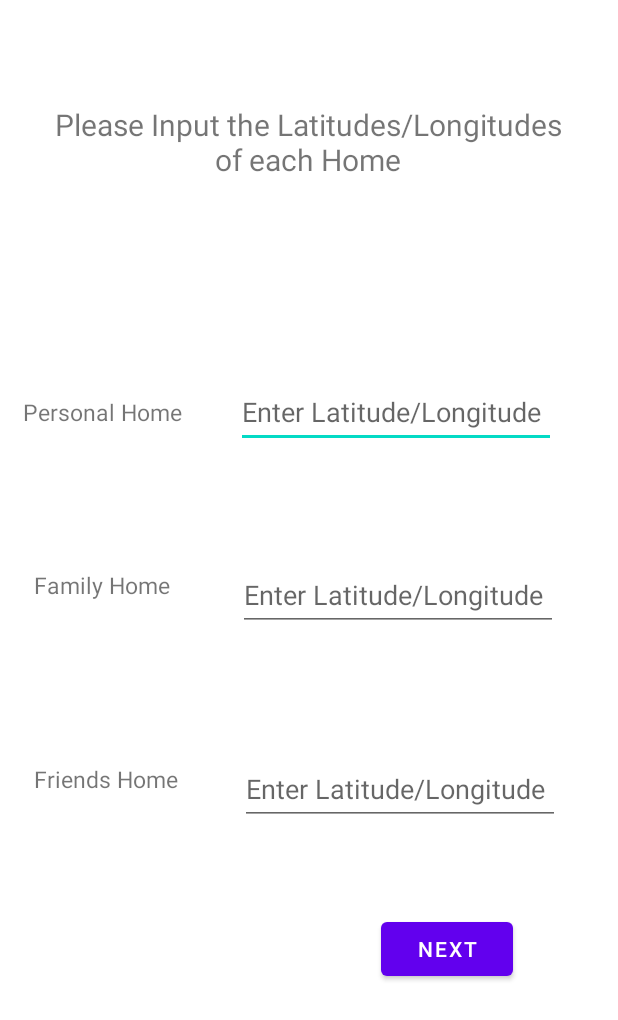
After one commit to CSE-110-Winter-2023/cse-110-project-cse-team-19, an Android app: the layout activity_coordinate.xml on its own in the app's theme, with its tools: preview values and no code run, on a phone screen of 412 x 824 dp. The commit adds this screen. Shown: the top 1020 px of the screen. Run offline under Robolectric (Android 15) with nearby library versions, the phone set to English and light mode, and no system bars.

Commit message:
US1 and US2 added

```diff
--- /dev/null
+++ b/app/src/main/res/layout/activity_coordinate.xml
@@ -0,0 +1,124 @@
+<?xml version="1.0" encoding="utf-8"?>
+<androidx.constraintlayout.widget.ConstraintLayout xmlns:android="http://schemas.android.com/apk/res/android"
+    xmlns:app="http://schemas.android.com/apk/res-auto"
+    xmlns:tools="http://schemas.android.com/tools"
+    android:layout_width="match_parent"
+    android:layout_height="match_parent"
+    tools:context=".CoordinateActivity">
+
+    <TextView
+        android:id="@+id/inputLocationText"
+        android:layout_width="354dp"
+        android:layout_height="47dp"
+        android:gravity="center"
+        android:text="@string/inputLocationText"
+        android:textSize="20sp"
+        app:layout_constraintBottom_toBottomOf="parent"
+        app:layout_constraintEnd_toEndOf="parent"
+        app:layout_constraintHorizontal_bias="0.491"
+        app:layout_constraintStart_toStartOf="parent"
+        app:layout_constraintTop_toTopOf="parent"
+        app:layout_constraintVertical_bias="0.089" />
+
+    <TextView
+        android:id="@+id/personalHomeText"
+        android:layout_width="wrap_content"
+        android:layout_height="wrap_content"
+        android:text="@string/pHome"
+        android:textSize="15sp"
+        app:layout_constraintBottom_toBottomOf="parent"
+        app:layout_constraintEnd_toEndOf="parent"
+        app:layout_constraintHorizontal_bias="0.051"
+        app:layout_constraintStart_toStartOf="parent"
+        app:layout_constraintTop_toTopOf="parent"
+        app:layout_constraintVertical_bias="0.329" />
+
+    <TextView
+        android:id="@+id/familyHomeText"
+        android:layout_width="wrap_content"
+        android:layout_height="wrap_content"
+        android:text="@string/fHome"
+        android:textSize="15sp"
+        app:layout_constraintBottom_toBottomOf="parent"
+        app:layout_constraintEnd_toEndOf="parent"
+        app:layout_constraintHorizontal_bias="0.07"
+        app:layout_constraintStart_toStartOf="parent"
+        app:layout_constraintTop_toTopOf="parent"
+        app:layout_constraintVertical_bias="0.473" />
+
+    <TextView
+        android:id="@+id/friendsHomeText"
+        android:layout_width="wrap_content"
+        android:layout_height="wrap_content"
+        android:text="@string/frHome"
+        android:textSize="15sp"
+        app:layout_constraintBottom_toBottomOf="parent"
+        app:layout_constraintEnd_toEndOf="parent"
+        app:layout_constraintHorizontal_bias="0.072"
+        app:layout_constraintStart_toStartOf="parent"
+        app:layout_constraintTop_toTopOf="parent"
+        app:layout_constraintVertical_bias="0.634" />
+
+    <Button
+        android:id="@+id/next_btn"
+        android:layout_width="wrap_content"
+        android:layout_height="wrap_content"
+        android:text="@string/next"
+        android:onClick="onNextClicked"
+        app:layout_constraintBottom_toBottomOf="parent"
+        app:layout_constraintEnd_toEndOf="parent"
+        app:layout_constraintHorizontal_bias="0.783"
+        app:layout_constraintStart_toStartOf="parent"
+        app:layout_constraintTop_toTopOf="parent"
+        app:layout_constraintVertical_bias="0.784" />
+
+    <EditText
+        android:id="@+id/personalHomeCoords"
+        android:layout_width="wrap_content"
+        android:layout_height="wrap_content"
+        android:autofillHints=""
+        android:ems="10"
+        android:inputType="textPersonName"
+        android:minHeight="48dp"
+        android:hint="@string/enterLatLon"
+        app:layout_constraintBottom_toBottomOf="parent"
+        app:layout_constraintEnd_toEndOf="parent"
+        app:layout_constraintHorizontal_bias="0.791"
+        app:layout_constraintStart_toStartOf="parent"
+        app:layout_constraintTop_toTopOf="parent"
+        app:layout_constraintVertical_bias="0.323"
+        tools:ignore="DuplicateSpeakableTextCheck" />
+
+    <EditText
+        android:id="@+id/familyHomeCoords"
+        android:layout_width="wrap_content"
+        android:layout_height="wrap_content"
+        android:autofillHints=""
+        android:ems="10"
+        android:hint="@string/enterLatLon"
+        android:inputType="textPersonName"
+        android:minHeight="48dp"
+        app:layout_constraintBottom_toBottomOf="parent"
+        app:layout_constraintEnd_toEndOf="parent"
+        app:layout_constraintHorizontal_bias="0.8"
+        app:layout_constraintStart_toStartOf="parent"
+        app:layout_constraintTop_toTopOf="parent"
+        app:layout_constraintVertical_bias="0.48" />
+
+    <EditText
+        android:id="@+id/friendsHomeCoords"
+        android:layout_width="wrap_content"
+        android:layout_height="wrap_content"
+        android:autofillHints=""
+        android:ems="10"
+        android:hint="@string/enterLatLon"
+        android:inputType="textPersonName"
+        android:minHeight="48dp"
+        app:layout_constraintBottom_toBottomOf="parent"
+        app:layout_constraintEnd_toEndOf="parent"
+        app:layout_constraintHorizontal_bias="0.805"
+        app:layout_constraintStart_toStartOf="parent"
+        app:layout_constraintTop_toTopOf="parent"
+        app:layout_constraintVertical_bias="0.647" />
+
+</androidx.constraintlayout.widget.ConstraintLayout>
--- a/app/src/main/res/values/strings.xml
+++ b/app/src/main/res/values/strings.xml
@@ -1,3 +1,12 @@
 <resources>
     <string name="app_name">CSE110Project</string>
+    <string name="inputLocationText">Please Input the Latitudes/Longitudes of each Home</string>
+    <string name="inputLabelText">Please Input the Label of each Home</string>
+    <string name="pHome">Personal Home</string>
+    <string name="fHome">Family Home</string>
+    <string name="frHome">Friends Home</string>
+    <string name="next">Next</string>
+    <string name="submit">Submit</string>
+    <string name="enterLatLon">Enter Latitude/Longitude</string>
+    <string name="enterLabel">Enter Label</string>
 </resources>
```
Also changed, not shown: app/src/main/AndroidManifest.xml (+7 -0 lines), app/src/main/java/com/example/cse110project/CoordinateActivity.java (added, +124 -0 lines), app/src/main/java/com/example/cse110project/LabelActivity.java (added, +68 -0 lines), app/src/main/java/com/example/cse110project/Utilities.java (added, +54 -0 lines), app/src/main/res/layout/activity_label.xml (added, +122 -0 lines).
